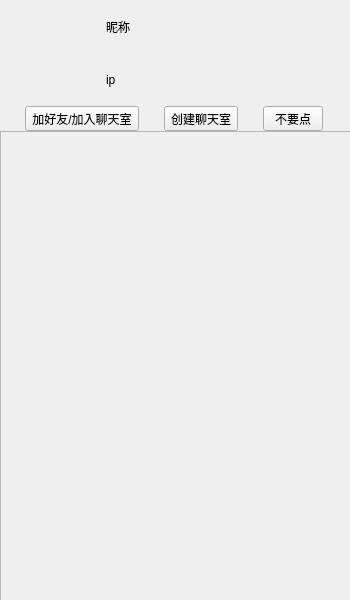
zx1316/linpop-lan-im, file client/indexwindow.ui: the form before one commit.
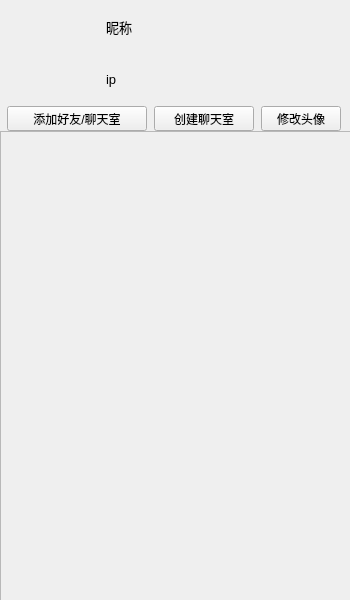
The form after the commit.

What changed in the file:
```diff
--- a/client/indexwindow.ui
+++ b/client/indexwindow.ui
@@ -75,6 +75,11 @@
        <layout class="QVBoxLayout" name="verticalLayout_2">
         <item>
          <widget class="QLabel" name="username_label">
+          <property name="font">
+           <font>
+            <pointsize>10</pointsize>
+           </font>
+          </property>
           <property name="text">
            <string>昵称</string>
           </property>
@@ -82,6 +87,11 @@
         </item>
         <item>
          <widget class="QLabel" name="ip_label">
+          <property name="font">
+           <font>
+            <pointsize>10</pointsize>
+           </font>
+          </property>
           <property name="text">
            <string>ip</string>
           </property>
@@ -98,34 +108,58 @@
       </property>
       <item>
        <widget class="QToolButton" name="add_friend_button">
+        <property name="minimumSize">
+         <size>
+          <width>140</width>
+          <height>25</height>
+         </size>
+        </property>
+        <property name="maximumSize">
+         <size>
+          <width>140</width>
+          <height>25</height>
+         </size>
+        </property>
         <property name="text">
-         <string>加好友/加入聊天室</string>
+         <string>添加好友/聊天室</string>
         </property>
        </widget>
       </item>
       <item>
        <widget class="QToolButton" name="create_group_button">
+        <property name="minimumSize">
+         <size>
+          <width>100</width>
+          <height>25</height>
+         </size>
+        </property>
+        <property name="maximumSize">
+         <size>
+          <width>100</width>
+          <height>25</height>
+         </size>
+        </property>
         <property name="text">
          <string>创建聊天室</string>
         </property>
        </widget>
       </item>
       <item>
-       <widget class="QPushButton" name="secretButton">
-        <property name="sizePolicy">
-         <sizepolicy hsizetype="Fixed" vsizetype="Fixed">
-          <horstretch>0</horstretch>
-          <verstretch>0</verstretch>
-         </sizepolicy>
+       <widget class="QPushButton" name="changeImageButton">
+        <property name="minimumSize">
+         <size>
+          <width>80</width>
+          <height>25</height>
+         </size>
         </property>
         <property name="maximumSize">
          <size>
-          <width>60</width>
+          <width>80</width>
           <height>25</height>
          </size>
         </property>
         <property name="text">
-         <string>不要点</string>
+         <string>修改头像</string>
         </property>
        </widget>
       </item>
```
Left out of the diff: 3 changed lines with no effect on the pictures.
